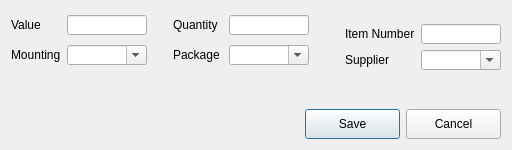
This is dialog_store_windows.ui in Math68/GDS19-09_Develop as Qt 5 draws it before an edit. The edited form follows.
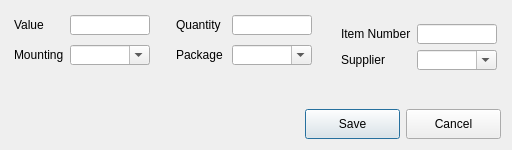
This is the edited form.

```diff
--- a/dialog_store_windows.ui
+++ b/dialog_store_windows.ui
@@ -332,6 +332,9 @@
        <property name="orientation">
         <enum>Qt::Horizontal</enum>
        </property>
+       <property name="sizeType">
+        <enum>QSizePolicy::Fixed</enum>
+       </property>
        <property name="sizeHint" stdset="0">
         <size>
          <width>20</width>
```
